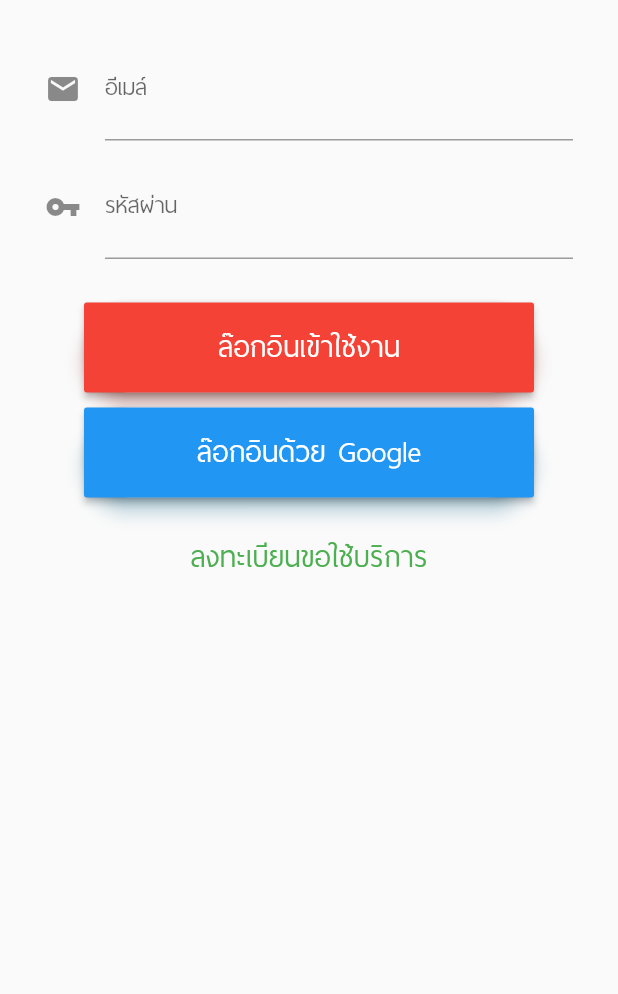
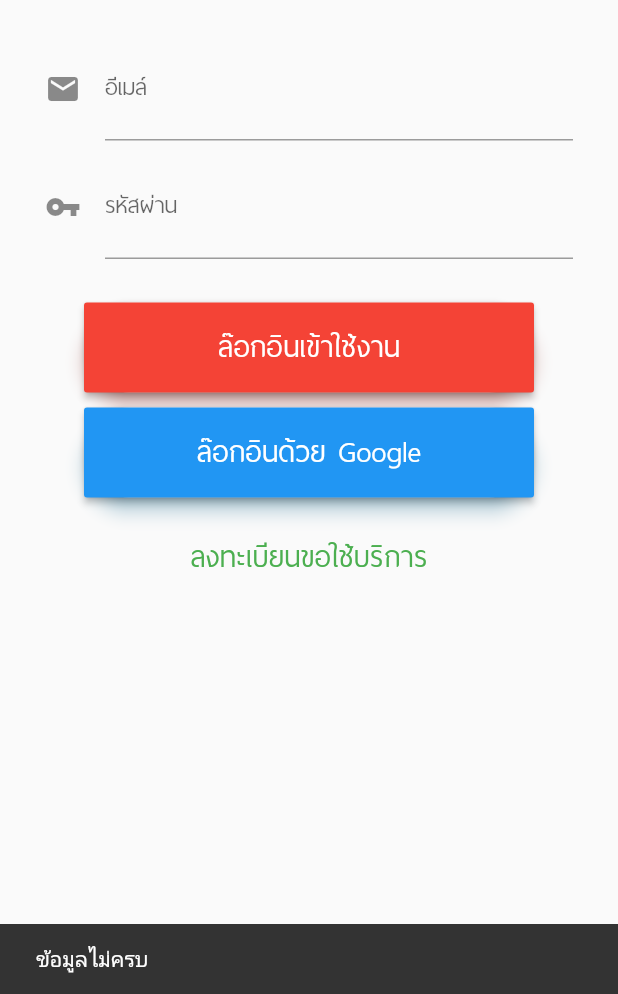
Before and after one commit to kannn044/h4uhos, a Flutter app: the screen it shows after launch, after a tap on "ล๊อกอินเข้าใช้งาน", on a phone screen of 412 x 824 dp, the part 242-1236 px from its top. Run offline on Flutter 3.47's test engine with Material 2 defaults, Android fonts, the phone set to English and light mode, and no system bars; our stand-ins replace charts_flutter, firebase_auth, google_sign_in; missing offline and left inert: barcode_scan; accounts and stored records are empty.

```diff
--- a/lib/screens/LoginScreen.dart
+++ b/lib/screens/LoginScreen.dart
@@ -4,8 +4,6 @@ import 'package:flutter/services.dart';
 import 'package:google_sign_in/google_sign_in.dart';
 import 'package:firebase_auth/firebase_auth.dart';
 import 'package:h4u/screens/HomeScreen.dart';
-import 'package:http/http.dart' as http;
-import 'dart:convert';
 
 class LoginScreen extends StatefulWidget {
   @override
@@ -29,6 +27,7 @@ class _LoginScreenState extends State<LoginScreen> {
 
   GoogleSignInAccount _googleUser;
   FirebaseUser _firebaseUser;
+  UserUpdateInfo _updateUserInfo;
   final FirebaseAuth _auth = FirebaseAuth.instance;
 
   verifyGoogle() async {
@@ -57,6 +56,18 @@ class _LoginScreenState extends State<LoginScreen> {
       ),
     ));
   }
+
+  void _showError(String message) {
+    _scaffoldKey.currentState.showSnackBar(new SnackBar(
+      duration: new Duration(seconds: 4),
+      content: new Row(
+        children: <Widget>[
+          new Text(message)
+        ],
+      ),
+    ));
+  }
+
 
   @override
   void initState() {
@@ -90,7 +101,7 @@ class _LoginScreenState extends State<LoginScreen> {
           );
         }
       } catch (error) {
-        print(error);
+        _showError('ไม่สามารถเข้าสู่ระบบได้');
       }
     }
 
@@ -103,29 +114,19 @@ class _LoginScreenState extends State<LoginScreen> {
           FirebaseUser user = await _auth.signInWithEmailAndPassword(
               email: _email, password: _password);
           if (user != null) {
-            print(user);
-            String uid = user.uid.toString();
-            var url =
-                "http://203.157.102.103/api/phr/v1/user/profiles?uid=$uid";
-            http.get(url).then((response) {
-              print(response.body);
-              if (response.statusCode == 200) {
-                var jsonResponse = json.decode(response.body);
-                Navigator.pushReplacement(
-                  context,
-                  new MaterialPageRoute(
-                      builder: (context) => new HomeScreen(user)),
-                );
-              }
-            });
+            Navigator.pushReplacement(
+              context,
+              new MaterialPageRoute(
+                  builder: (context) => new HomeScreen(user)),
+            );
           } else {
-            print('login failed');
+            _showError('ชื่อผู้ใช้งาน/รหัสผ่านไม่ถูกต้อง');
           }
         } catch (error) {
-          print('login failed');
+          _showError('เกิดข้อผิดพลาด');
         }
       } else {
-        print('login failed');
+        _showError('ข้อมูลไม่ครบ');
       }
     }
 
```
Also changed, not shown: lib/models/UserModel.dart (added).
